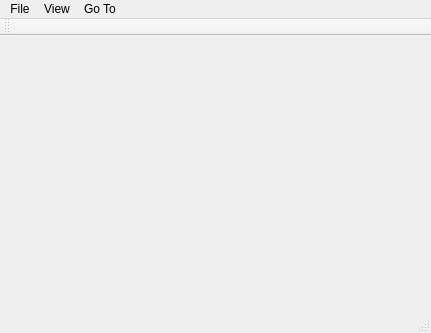
The window that PdfForQtViewer/pdfviewermainwindow.ui (JakubMelka/PDF4QT) describes before a commit, drawn with Qt 5.
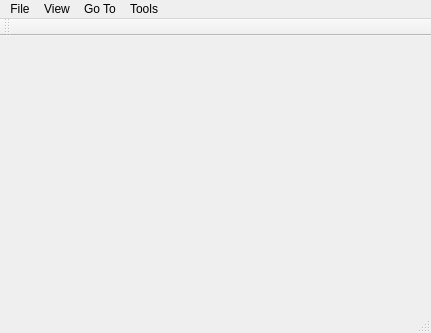
The same window after the commit.

```diff
--- a/PdfForQtViewer/pdfviewermainwindow.ui
+++ b/PdfForQtViewer/pdfviewermainwindow.ui
@@ -53,9 +53,16 @@
     </widget>
     <addaction name="menuPage_Layout"/>
    </widget>
+   <widget class="QMenu" name="menuTools">
+    <property name="title">
+     <string>Tools</string>
+    </property>
+    <addaction name="actionRendering_Errors"/>
+   </widget>
    <addaction name="menuFile"/>
    <addaction name="menuView"/>
    <addaction name="menuGoTo"/>
+   <addaction name="menuTools"/>
   </widget>
   <widget class="QToolBar" name="mainToolBar">
    <attribute name="toolBarArea">
```
Left out of the diff: 8 changed lines with no effect on the pictures.
